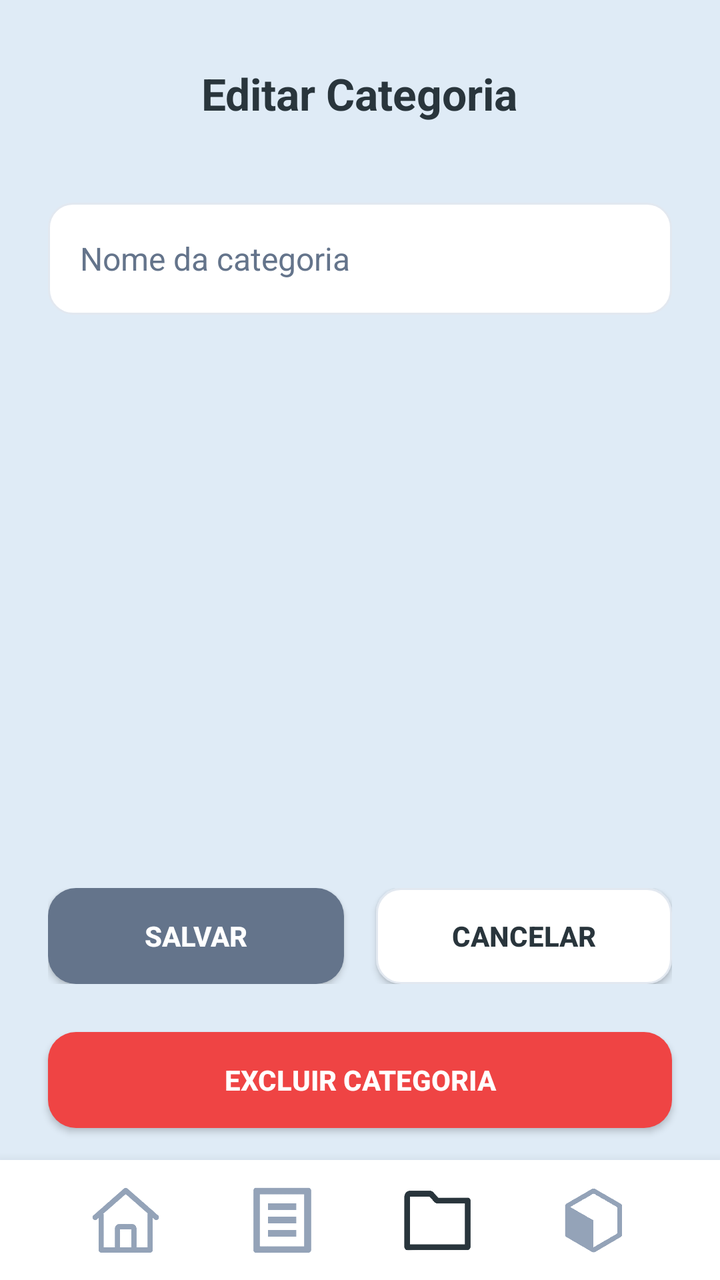
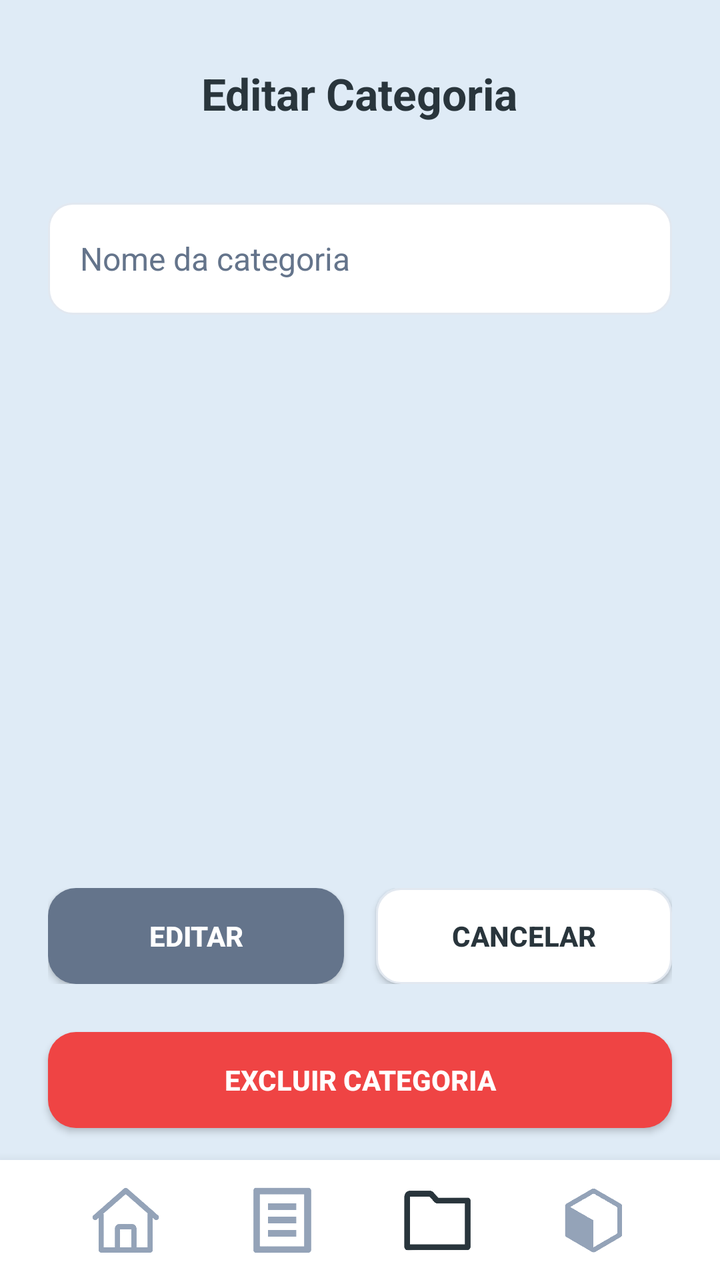

An Android layout rendered at two revisions. The XML below is the earlier revision; the diff shows what the commit changed to produce the second picture.
<!-- AndroidManifest.xml: application theme Theme.ListaCompras -->
<!-- res/layout/activity_editar_categoria.xml -->
<?xml version="1.0" encoding="utf-8"?>
<RelativeLayout xmlns:android="http://schemas.android.com/apk/res/android"
    xmlns:app="http://schemas.android.com/apk/res-auto"
    android:id="@+id/main"
    android:layout_width="match_parent"
    android:layout_height="match_parent"
    android:background="#DFEBF6">

    
    <TextView
        android:id="@+id/txtTituloEditar"
        android:layout_width="wrap_content"
        android:layout_height="wrap_content"
        android:text="Editar Categoria"
        android:textSize="22sp"
        android:textStyle="bold"
        android:textColor="#29353C"
        android:layout_centerHorizontal="true"
        android:layout_marginTop="32dp" />

    
    <LinearLayout
        android:id="@+id/containerCampo"
        android:layout_width="match_parent"
        android:layout_height="wrap_content"
        android:layout_below="@id/txtTituloEditar"
        android:paddingHorizontal="24dp"
        android:paddingTop="40dp">

        <EditText
            android:id="@+id/edtNomeCategoriaEditar"
            android:layout_width="match_parent"
            android:layout_height="56dp"
            android:hint="Nome da categoria"
            android:background="@drawable/card_secundario"
            android:padding="16dp"
            android:textColor="#29353C"
            android:textColorHint="#64748B"
            android:textSize="16sp" />
    </LinearLayout>

    
    <LinearLayout
        android:id="@+id/containerBotoesEditar"
        android:layout_width="match_parent"
        android:layout_height="wrap_content"
        android:orientation="horizontal"
        android:gravity="center"
        android:layout_above="@id/btnExcluirCategoria"
        android:padding="24dp">

        
        <androidx.appcompat.widget.AppCompatButton
            android:id="@+id/btnSalvarEdicao"
            android:layout_width="0dp"
            android:layout_height="48dp"
            android:layout_weight="1"
            android:text="Salvar"
            android:textColor="#FFFFFF"
            android:textStyle="bold"
            android:background="@drawable/card_principal"/>

        <Space
            android:layout_width="16dp"
            android:layout_height="0dp"/>

        
        <androidx.appcompat.widget.AppCompatButton
            android:id="@+id/btnCancelarEdicao"
            android:layout_width="0dp"
            android:layout_height="48dp"
            android:layout_weight="1"
            android:text="Cancelar"
            android:textStyle="bold"
            android:textColor="#29353C"
            android:background="@drawable/card_secundario"/>
    </LinearLayout>

    
    <androidx.appcompat.widget.AppCompatButton
        android:id="@+id/btnExcluirCategoria"
        android:layout_width="match_parent"
        android:layout_height="48dp"
        android:layout_above="@id/footer"
        android:layout_marginHorizontal="24dp"
        android:layout_marginBottom="16dp"
        android:text="Excluir categoria"
        android:textStyle="bold"
        android:textColor="#FFFFFF"
        android:background="@drawable/card_excluir"/>

    
    <LinearLayout
        android:id="@+id/footer"
        android:layout_width="match_parent"
        android:layout_height="60dp"
        android:layout_alignParentBottom="true"
        android:background="#FFFFFF"
        android:elevation="10dp"
        android:gravity="center"
        android:orientation="horizontal"
        android:paddingHorizontal="24dp">

        <ImageView
            android:id="@+id/iconHome"
            android:layout_width="36dp"
            android:layout_height="36dp"
            android:layout_weight="1"
            android:src="@drawable/ic_home"
            app:tint="#94A3B8"/>

        <ImageView
            android:id="@+id/iconListas"
            android:layout_width="36dp"
            android:layout_height="36dp"
            android:layout_weight="1"
            android:src="@drawable/ic_lista"
            app:tint="#94A3B8"/>

        <ImageView
            android:id="@+id/iconCategorias"
            android:layout_width="36dp"
            android:layout_height="36dp"
            android:layout_weight="1"
            android:src="@drawable/ic_pasta"
            app:tint="#29353C" />

        <ImageView
            android:id="@+id/iconProdutos"
            android:layout_width="36dp"
            android:layout_height="36dp"
            android:layout_weight="1"
            android:src="@drawable/ic_caixa"
            app:tint="#94A3B8"/>

    </LinearLayout>

</RelativeLayout>
<!-- resources referenced by this layout -->
<resources>
  <!-- drawable card_excluir (drawable) -->
  <?xml version="1.0" encoding="utf-8"?>
  <shape xmlns:android="http://schemas.android.com/apk/res/android">
      <solid android:color="#EF4444"/> 
      <corners android:radius="14dp"/>
  </shape>
  <!-- drawable card_principal (drawable) -->
  <shape xmlns:android="http://schemas.android.com/apk/res/android">
      <solid android:color="#64748B"/>
      <corners android:radius="14dp"/>
  </shape>
  <!-- drawable card_secundario (drawable) -->
  <shape xmlns:android="http://schemas.android.com/apk/res/android">
      <solid android:color="#FFFFFF"/>
      <corners android:radius="12dp"/>
      <stroke android:width="1dp" android:color="#E2E8F0"/>
  </shape>
  <!-- drawable ic_caixa: png bitmap (drawable, 30803 bytes) -->
  <!-- drawable ic_home: png bitmap (drawable, 26750 bytes) -->
  <!-- drawable ic_lista: png bitmap (drawable, 12721 bytes) -->
  <!-- drawable ic_pasta: png bitmap (drawable, 12054 bytes) -->
  <style name="Theme.ListaCompras" parent="Base.Theme.ListaCompras" />
  <style name="Base.Theme.ListaCompras" parent="Theme.Material3.DayNight.NoActionBar">
          
          
      </style>
</resources>

<!-- the commit's change to res/layout/activity_editar_categoria.xml (unified diff, before → after) -->
@@ -55,7 +55,7 @@
             android:layout_width="0dp"
             android:layout_height="48dp"
             android:layout_weight="1"
-            android:text="Salvar"
+            android:text="Editar"
             android:textColor="#FFFFFF"
             android:textStyle="bold"
             android:background="@drawable/card_principal"/>
